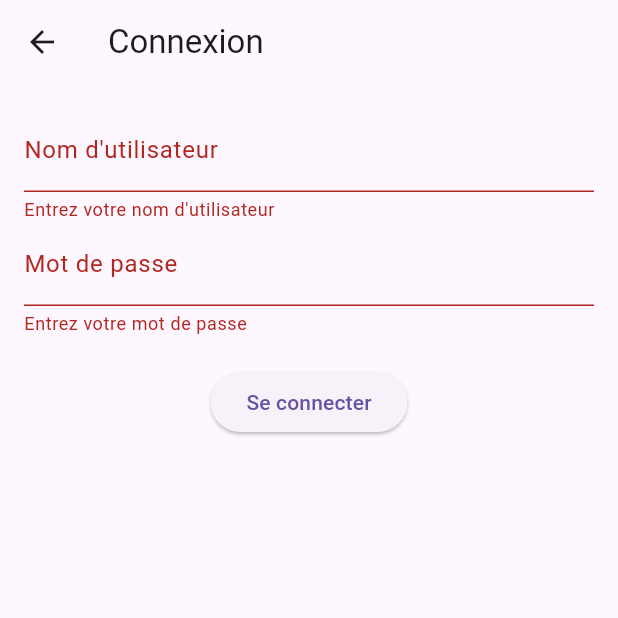
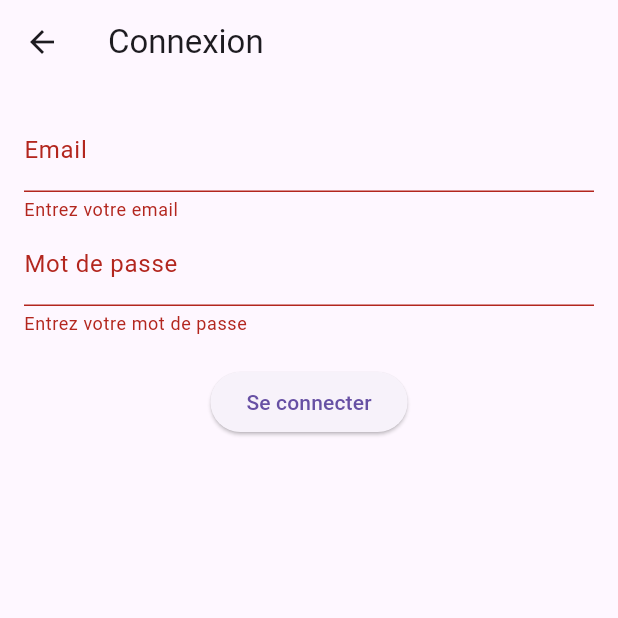
Before and after one commit to NivekStarks/KTR, a Flutter app: the LoginPage screen opened directly, after a tap on "Se connecter", on a phone screen of 412 x 824 dp, the top half of it. Run offline on Flutter 3.47's test engine with Material 3 defaults, Android fonts, the phone set to English and light mode, and no system bars; our stand-ins replace cloud_firestore, firebase_auth, firebase_core, flutter_map, latlong2; accounts and stored records are empty.

Commit message:
bug: corrig verification mdp mail

```diff
--- a/dev/eventdeaf/lib/pages/login_page.dart
+++ b/dev/eventdeaf/lib/pages/login_page.dart
@@ -1,3 +1,4 @@
+import 'package:firebase_auth/firebase_auth.dart';  // Import Firebase Auth
 import 'package:flutter/material.dart';
 import 'post_login_screen.dart';
 
@@ -6,12 +7,46 @@ class LoginPage extends StatelessWidget {
   final TextEditingController _usernameController = TextEditingController();
   final TextEditingController _passwordController = TextEditingController();
 
-  void _login(BuildContext context) {
+  void _login(BuildContext context) async {
     if (_formKey.currentState!.validate()) {
-      Navigator.pushReplacement(
-        context,
-        MaterialPageRoute(builder: (context) => PostLoginScreen()),
-      );
+      try {
+        // Authenticate user with Firebase Authentication
+        UserCredential userCredential = await FirebaseAuth.instance
+            .signInWithEmailAndPassword(
+          email: _usernameController.text,
+          password: _passwordController.text,
+        );
+
+        // If the login is successful, navigate to the PostLoginScreen
+        Navigator.pushReplacement(
+          context,
+          MaterialPageRoute(builder: (context) => PostLoginScreen()),
+        );
+      } on FirebaseAuthException catch (e) {
+        // Handle errors during login
+        String errorMessage = "An error occurred. Please try again.";
+
+        if (e.code == 'user-not-found') {
+          errorMessage = 'No user found for that email.';
+        } else if (e.code == 'wrong-password') {
+          errorMessage = 'Wrong password provided.';
+        }
+
+        // Show error message
+        showDialog(
+          context: context,
+          builder: (context) => AlertDialog(
+            title: Text('Login Error'),
+            content: Text(errorMessage),
+            actions: [
+              TextButton(
+                onPressed: () => Navigator.of(context).pop(),
+                child: Text('OK'),
+              ),
+            ],
+          ),
+        );
+      }
     }
   }
 
@@ -29,9 +64,9 @@ class LoginPage extends StatelessWidget {
             children: [
               TextFormField(
                 controller: _usernameController,
-                decoration: InputDecoration(labelText: 'Nom d\'utilisateur'),
+                decoration: InputDecoration(labelText: 'Email'),
                 validator: (value) =>
-                    value!.isEmpty ? 'Entrez votre nom d\'utilisateur' : null,
+                    value!.isEmpty ? 'Entrez votre email' : null,
               ),
               TextFormField(
                 controller: _passwordController,
```
Also changed, not shown: dev/eventdeaf/lib/main.dart (+17 -8 lines).
